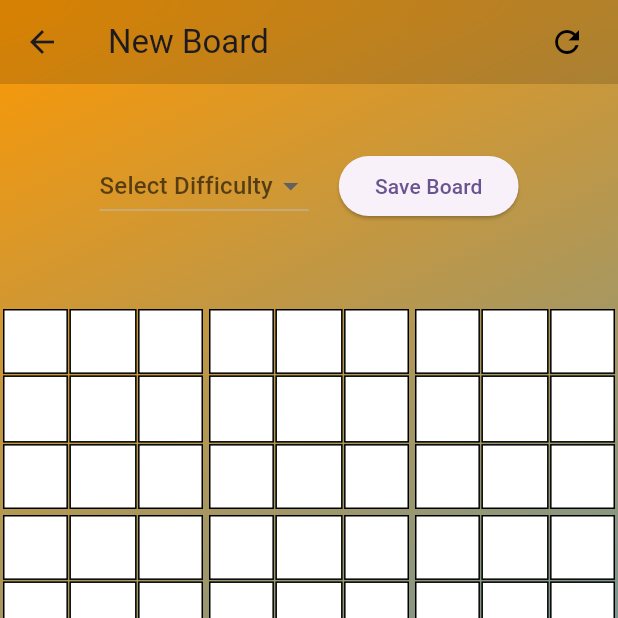
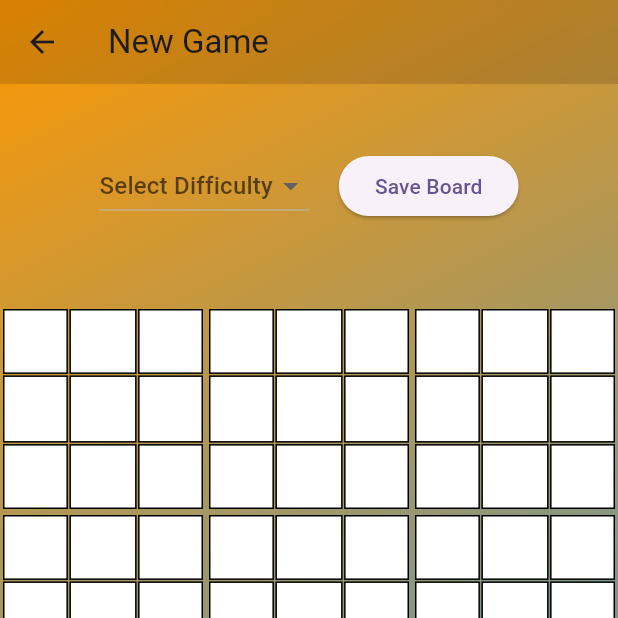
Before and after one commit to flippi321/Sodukoid, a Flutter app: the CreateSudokuBoardPage screen opened directly, on a phone screen of 412 x 824 dp, the top half of it. Run offline on Flutter 3.47's test engine with Material 2 defaults, Android fonts, the phone set to English and light mode, and no system bars; our stand-ins replace csv.

Commit message:
Implemented the custom appbar

```diff
--- a/lib/createSodukuBoard.dart
+++ b/lib/createSodukuBoard.dart
@@ -1,5 +1,6 @@
 import 'dart:ui';
 import 'package:flutter/material.dart';
+import 'package:soduku_app/widgets/custom_appbar.dart';
 import 'classes/sodokuClass.dart';
 
 class CreateSudokuBoardPage extends StatefulWidget {
@@ -80,27 +81,7 @@ class CreateSudokuBoardPageState extends State<CreateSudokuBoardPage> {
   Widget build(BuildContext context) {
     return Scaffold(
       extendBodyBehindAppBar: true,
-      appBar: AppBar(
-        title: const Text("New Board"),
-        backgroundColor: Colors.transparent,
-        flexibleSpace: ClipRect(
-          child: BackdropFilter(
-            filter: ImageFilter.blur(sigmaX: 10, sigmaY: 10),
-            child: Container(
-              color: Colors.black.withOpacity(0.15),
-            ),
-          ),
-        ),
-        actions: <Widget>[
-          Padding(
-            padding: const EdgeInsets.only(right: 10.0),
-            child: IconButton(
-              icon: const Icon(Icons.refresh, color: Colors.black),
-              onPressed: _showClearConfirmationDialog,
-            ),
-          ),
-        ],
-      ),
+      appBar: const CustomAppBar(title: "New Game"),
       body: Container(
         decoration: const BoxDecoration(
           gradient: LinearGradient(
```
